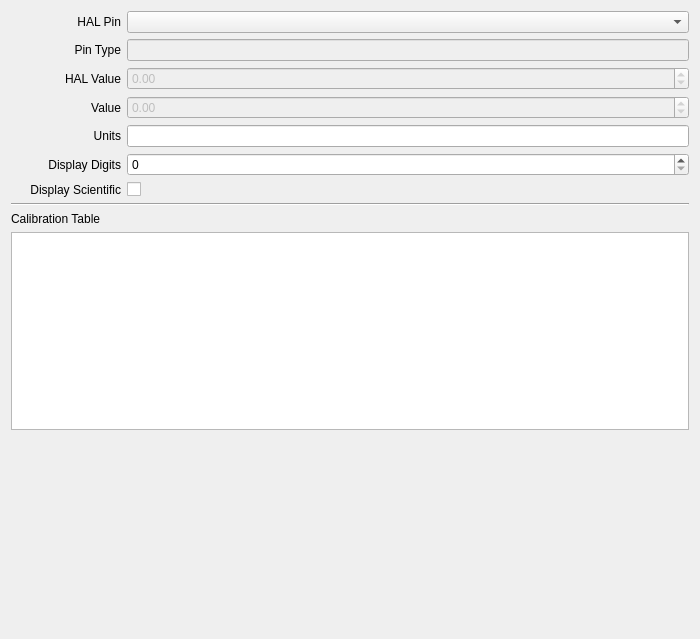
Old version of the form opentoolcontroller/views/AnalogInputEditor.ui in the repository OpenToolController/opentoolcontroller.
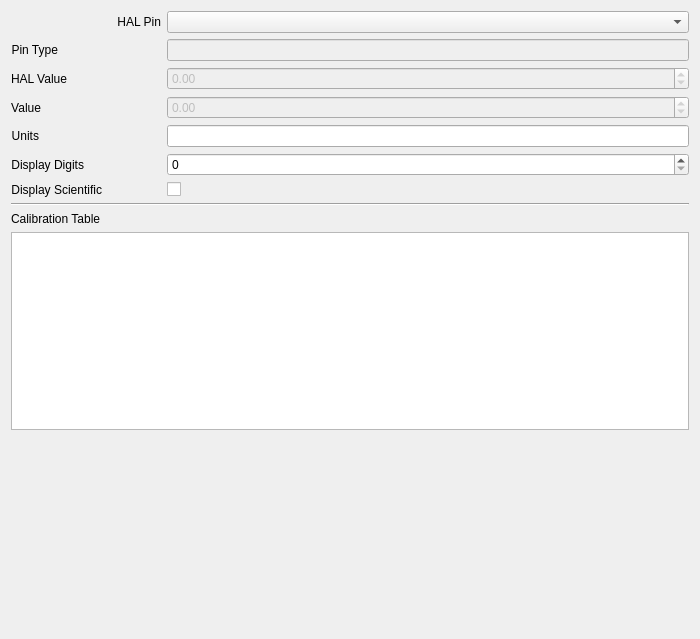
New version of the form. Custom widgets are drawn as their Qt base class.

Diff of the .ui file:
```diff
--- a/opentoolcontroller/views/AnalogInputEditor.ui
+++ b/opentoolcontroller/views/AnalogInputEditor.ui
@@ -23,7 +23,7 @@
       <widget class="QLabel" name="label_2">
        <property name="minimumSize">
         <size>
-         <width>110</width>
+         <width>150</width>
          <height>0</height>
         </size>
        </property>
@@ -42,7 +42,7 @@
       <widget class="QLabel" name="label_4">
        <property name="minimumSize">
         <size>
-         <width>110</width>
+         <width>0</width>
          <height>0</height>
         </size>
        </property>
@@ -71,7 +71,7 @@
       <widget class="QLabel" name="label_3">
        <property name="minimumSize">
         <size>
-         <width>110</width>
+         <width>0</width>
          <height>0</height>
         </size>
        </property>
@@ -87,7 +87,7 @@
       <widget class="QLabel" name="label_5">
        <property name="minimumSize">
         <size>
-         <width>110</width>
+         <width>0</width>
          <height>0</height>
         </size>
        </property>
@@ -106,7 +106,7 @@
       <widget class="QLabel" name="label_6">
        <property name="minimumSize">
         <size>
-         <width>110</width>
+         <width>0</width>
          <height>0</height>
         </size>
        </property>
@@ -139,7 +139,7 @@
       <widget class="QLabel" name="label_7">
        <property name="minimumSize">
         <size>
-         <width>110</width>
+         <width>0</width>
          <height>0</height>
         </size>
        </property>
@@ -168,7 +168,7 @@
       <widget class="QLabel" name="label_8">
        <property name="minimumSize">
         <size>
-         <width>110</width>
+         <width>0</width>
          <height>0</height>
         </size>
        </property>
```
